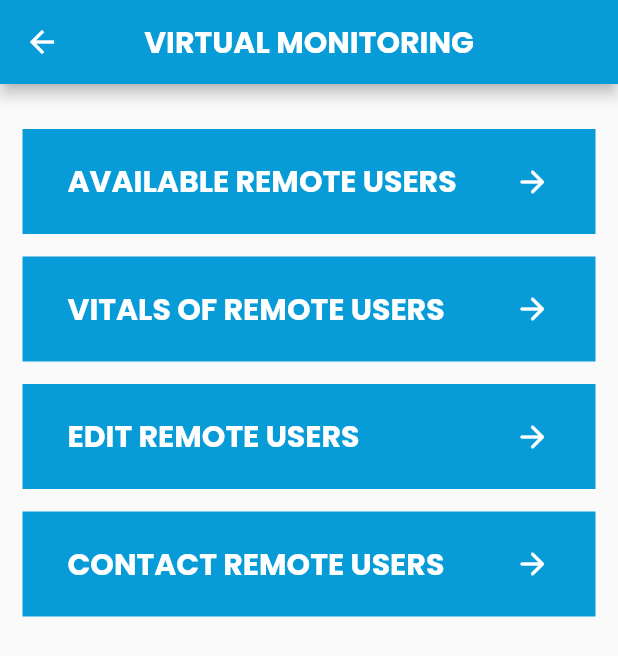
After one commit to ammarrizal/stswks_health_app, a Flutter app: the VirtualMonitoring screen opened directly, on a phone screen of 412 x 824 dp. The commit adds this screen. Shown: the top 656 px of the screen. Run offline on Flutter 3.47's test engine with Material 2 defaults, Android fonts, the phone set to English and light mode, and no system bars; our stand-ins replace flutter_cache_manager, font_awesome_flutter, google_fonts, hexcolor; network calls fail.

Commit message:
Added Virtual Monitoring module

```diff
--- a/lib/views/my_home_page.dart
+++ b/lib/views/my_home_page.dart
@@ -9,6 +9,7 @@ import 'package:prototype_1/views/calorie_counter_page.dart';
 import 'package:prototype_1/views/health_channel_page.dart';
 import 'package:prototype_1/views/medical_records_page.dart';
 import 'package:prototype_1/views/my_medication_page.dart';
+import 'package:prototype_1/views/virtual_monitoring_page.dart';
 import 'package:prototype_1/views/vital_tracker_page.dart';
 import 'medical_assist_page.dart';
 import 'user_profile_info.dart';
@@ -264,6 +265,7 @@ class MyHomePage extends StatelessWidget {
                       title: "Virtual\nMonitoring",
                       color: "#D9F8FB",
                       icon: FontAwesomeIcons.stethoscope,
+                      pageTo: VirtualMonitoring(),
                     ),
                   ],
                 ),
--- /dev/null
+++ b/lib/views/virtual_monitoring_page.dart
@@ -0,0 +1,187 @@
+import 'package:flutter/material.dart';
+import 'package:prototype_1/views/available_remote_users_page.dart';
+import 'package:prototype_1/views/contact_remote_users_page.dart';
+import 'package:prototype_1/views/edit_remote_users_page.dart';
+import 'package:prototype_1/views/vitals_of_remote_users_page.dart';
+
+class VirtualMonitoring extends StatefulWidget {
+  @override
+  _VirtualMonitoringState createState() => _VirtualMonitoringState();
+}
+
+class _VirtualMonitoringState extends State<VirtualMonitoring> {
+  @override
+  Widget build(BuildContext context) {
+    return Scaffold(
+      appBar: AppBar(
+        title: Text(
+          'VIRTUAL MONITORING',
+          style: TextStyle(
+            fontFamily: 'Poppins',
+            color: Colors.white,
+            fontWeight: FontWeight.bold,
+          ),
+        ),
+        backgroundColor: Color(0xff079cd8),
+        centerTitle: true,
+      ),
+      body: SingleChildScrollView(
+        child: Center(
+          child: Container(
+            child: Padding(
+              padding: const EdgeInsets.all(15.0),
+              child: Column(
+                mainAxisAlignment: MainAxisAlignment.center,
+                children: [
+                  SizedBox(height: 15.0),
+
+                  TextButton(
+                    onPressed: (){
+                      Navigator.push(context,
+                        MaterialPageRoute(builder: (context) => AvailableRemoteUsers()),);
+                    },
+                    style: ButtonStyle(
+                      shape: MaterialStateProperty.all(RoundedRectangleBorder(
+                        borderRadius: BorderRadius.circular(0.0),
+                      )),
+                      padding: MaterialStateProperty.all(EdgeInsets.fromLTRB(30.0, 20.0, 30.0, 20.0)),
+                      backgroundColor: MaterialStateProperty.all(Color(0xff079cd8)),
+                    ),
+                    child: Row(
+                      children: [
+                        Expanded(
+                          child: Text(
+                            'AVAILABLE REMOTE USERS',
+                            style: TextStyle(
+                              fontFamily: 'Poppins',
+                              fontSize: 20,
+                              color: Colors.white,
+                              fontWeight: FontWeight.bold,
+                            ),
+                          ),
+                        ),
+                        SizedBox(width: 15.0),
+                        Icon(
+                          Icons.arrow_forward_rounded,
+                          color: Colors.white,
+                        ),
+                      ],
+                    ),
+                  ), // calorie counter
+
+                  SizedBox(height: 15.0),
+
+                  TextButton(
+                    onPressed: (){
+                      Navigator.push(context,
+                        MaterialPageRoute(builder: (context) => VitalsOfRemoteUsers()),);
+                    },
+                    style: ButtonStyle(
+                      shape: MaterialStateProperty.all(RoundedRectangleBorder(
+                        borderRadius: BorderRadius.circular(0.0),
+                      )),
+                      padding: MaterialStateProperty.all(EdgeInsets.fromLTRB(30.0, 20.0, 30.0, 20.0)),
+                      backgroundColor: MaterialStateProperty.all(Color(0xff079cd8)),
+                    ),
+                    child: Row(
+                      children: [
+                        Expanded(
+                          child: Text(
+                            'VITALS OF REMOTE USERS',
+                            style: TextStyle(
+                              fontFamily: 'Poppins',
+                              fontSize: 20,
+                              color: Colors.white,
+                              fontWeight: FontWeight.bold,
+                            ),
+                          ),
+                        ),
+                        SizedBox(width: 15.0),
+                        Icon(
+                          Icons.arrow_forward_rounded,
+                          color: Colors.white,
+                        ),
+                      ],
+                    ),
+                  ), // consumed food
+
+                  SizedBox(height: 15.0),
+
+                  TextButton(
+                    onPressed: (){
+                      Navigator.push(context,
+                        MaterialPageRoute(builder: (context) => EditRemoteUsers()),);
+                    },
+                    style: ButtonStyle(
+                      shape: MaterialStateProperty.all(RoundedRectangleBorder(
+                        borderRadius: BorderRadius.circular(0.0),
+                      )),
+                      padding: MaterialStateProperty.all(EdgeInsets.fromLTRB(30.0, 20.0, 30.0, 20.0)),
+                      backgroundColor: MaterialStateProperty.all(Color(0xff079cd8)),
+                    ),
+                    child: Row(
+                      children: [
+                        Expanded(
+                          child: Text(
+                            'EDIT REMOTE USERS',
+                            style: TextStyle(
+                              fontFamily: 'Poppins',
+                              fontSize: 20,
+                              color: Colors.white,
+                              fontWeight: FontWeight.bold,
+                            ),
+                          ),
+                        ),
+                        SizedBox(width: 15.0),
+                        Icon(
+                          Icons.arrow_forward_rounded,
+                          color: Colors.white,
+                        ),
+                      ],
+                    ),
+                  ),
+
+                  SizedBox(height: 15.0),
+
+                  TextButton(
+                    onPressed: (){
+                      Navigator.push(context,
+                        MaterialPageRoute(builder: (context) => ContactRemoteUsers()),);
+                    },
+                    style: ButtonStyle(
+                      shape: MaterialStateProperty.all(RoundedRectangleBorder(
+                        borderRadius: BorderRadius.circular(0.0),
+                      )),
+                      padding: MaterialStateProperty.all(EdgeInsets.fromLTRB(30.0, 20.0, 30.0, 20.0)),
+                      backgroundColor: MaterialStateProperty.all(Color(0xff079cd8)),
+                    ),
+                    child: Row(
+                      children: [
+                        Expanded(
+                          child: Text(
+                            'CONTACT REMOTE USERS',
+                            style: TextStyle(
+                              fontFamily: 'Poppins',
+                              fontSize: 20,
+                              color: Colors.white,
+                              fontWeight: FontWeight.bold,
+                            ),
+                          ),
+                        ),
+                        SizedBox(width: 15.0),
+                        Icon(
+                          Icons.arrow_forward_rounded,
+                          color: Colors.white,
+                        ),
+                      ],
+                    ),
+                  ),
+                ],
+              ),
+            ),
+          ),
+        ),
+      ),
+    );
+  }
+}
```
Also changed, not shown: lib/views/available_remote_users_page.dart (added, +26 -0 lines), lib/views/contact_remote_users_page.dart (added, +26 -0 lines), lib/views/edit_remote_users_page.dart (added, +26 -0 lines), lib/views/vitals_of_remote_users_page.dart (added, +26 -0 lines).
